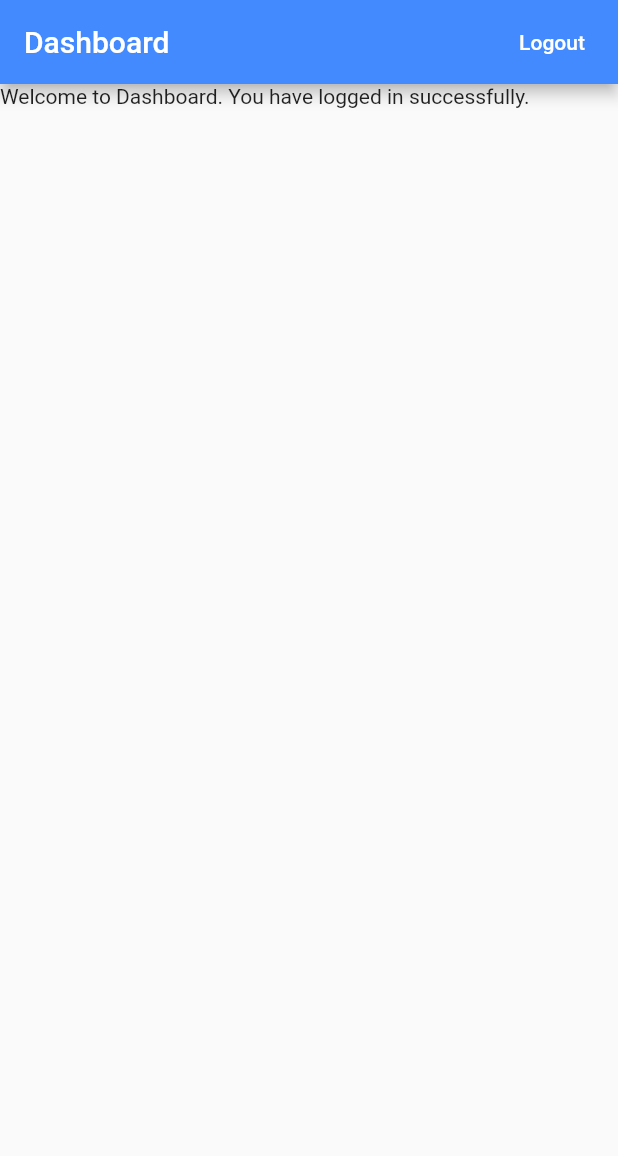
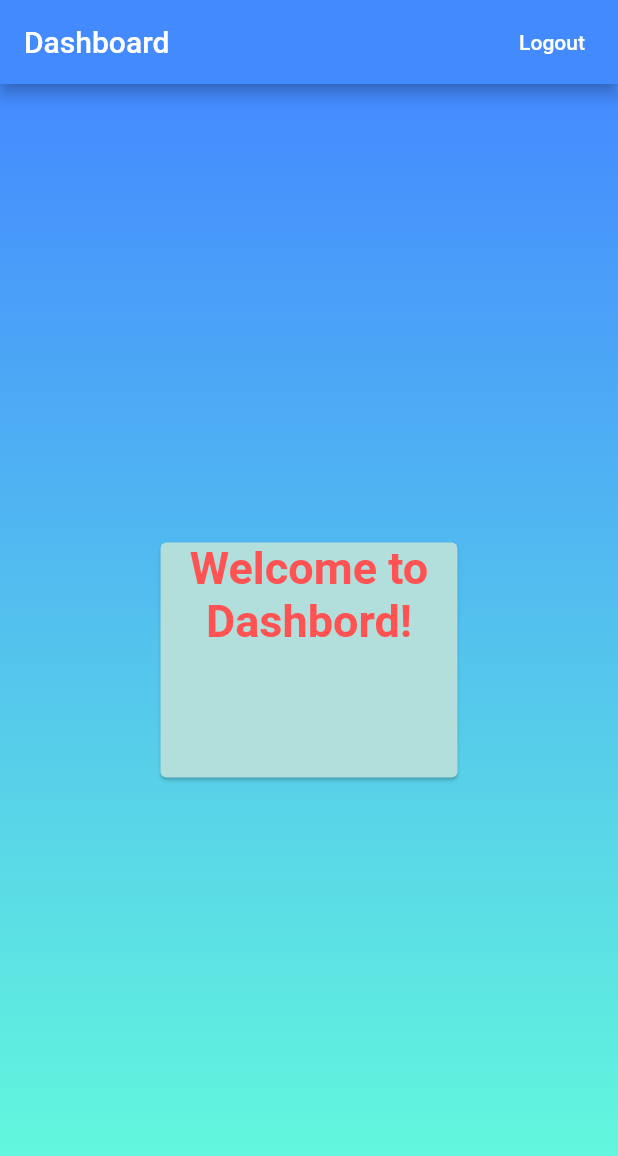
Before and after one commit to adepusai123/User_Session_managment, a Flutter app: the HomePage screen opened directly, on a phone screen of 412 x 824 dp. Shown: the top 1156 px of the screen. Run offline on Flutter 3.47's test engine with Material 2 defaults, Android fonts, the phone set to English and light mode, and no system bars; our stand-ins replace shared_preferences; accounts and stored records are empty.

Commit message:
home page colored

```diff
--- a/lib/home_page.dart
+++ b/lib/home_page.dart
@@ -27,6 +27,7 @@ class _HomePageState extends State<HomePage> {
 
   @override
   Widget build(BuildContext context) {
+    Size size = MediaQuery.of(context).size;
     return Scaffold(
       appBar: AppBar(
         title: Text('Dashboard'),
@@ -46,7 +47,37 @@ class _HomePageState extends State<HomePage> {
         backgroundColor: Colors.blueAccent,
       ),
       body: Container(
-        child: Text('Welcome to Dashboard. You have logged in successfully.'),
+        height: size.height,
+        width: double.infinity,
+        decoration: BoxDecoration(
+          gradient: LinearGradient(
+            colors: [Colors.blueAccent, Colors.tealAccent],
+            begin: Alignment.topCenter,
+            end: Alignment.bottomCenter,
+          ),
+        ),
+        child: Column(
+          mainAxisAlignment: MainAxisAlignment.center,
+          crossAxisAlignment: CrossAxisAlignment.center,
+          children: [
+            SizedBox(
+              height: size.height * 0.2,
+              width: size.width * 0.5,
+              child: Card(
+                color: Colors.teal[100],
+                child: Text(
+                  'Welcome to Dashbord!',
+                  style: TextStyle(
+                    color: Colors.redAccent,
+                    fontWeight: FontWeight.bold,
+                    fontSize: 30,
+                  ),
+                  textAlign: TextAlign.center,
+                ),
+              ),
+            )
+          ],
+        ),
       ),
     );
   }
```
